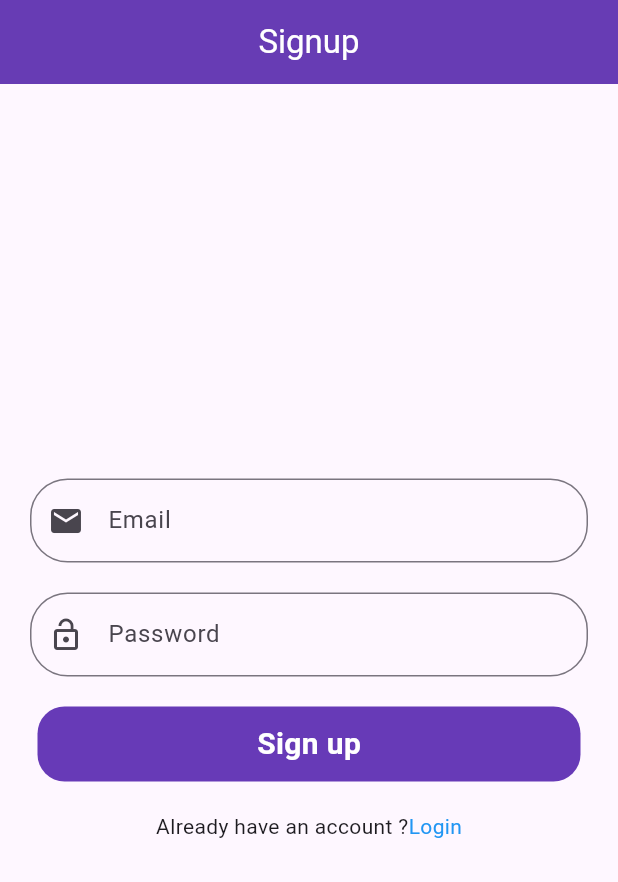
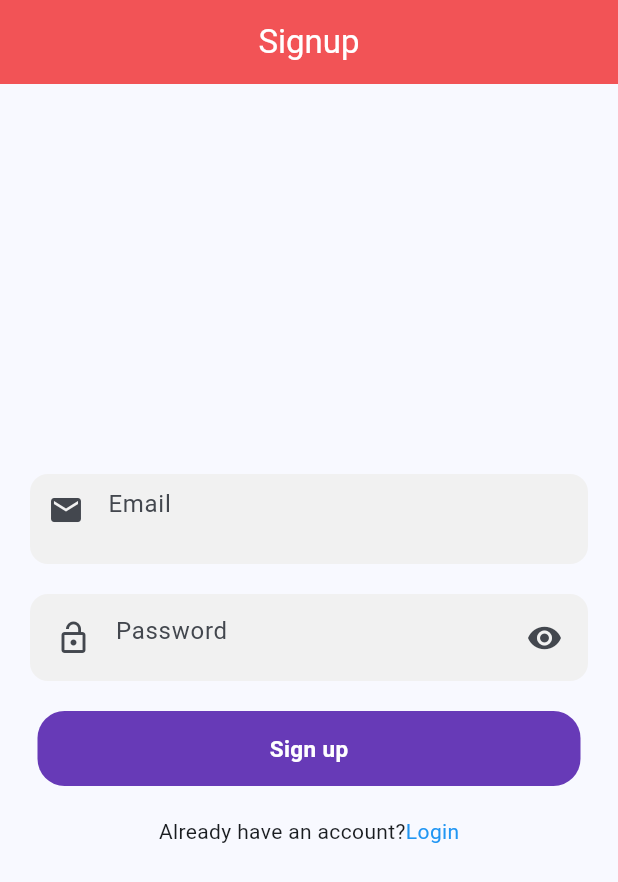
Before and after one commit to dinojflutter/https---github.com-dinojflutter-firebase_add, a Flutter app: the screen it shows after launch, after a tap on "Login", after a tap on "Sign up", on a phone screen of 412 x 824 dp. Shown: the top 882 px of the screen. Run offline on Flutter 3.47's test engine with Material 2 defaults, Android fonts, the phone set to English and light mode, and no system bars; our stand-ins replace firebase_auth, firebase_core, fluttertoast; accounts and stored records are empty.

Commit message:
firebase_login

```diff
--- a/lib/Firebase_Services/Splash_Services.dart
+++ b/lib/Firebase_Services/Splash_Services.dart
@@ -1,14 +1,28 @@
 import 'dart:async';
+
+import 'package:firebase_auth/firebase_auth.dart';
+import 'package:firebase_new1/Pages/post_screen.dart';
 
 import 'package:flutter/material.dart';
 
-import '../Homepage/Home_page.dart';
+import '../Homepage/Login_screen.dart';
 
 class Splashservices {
   void islogin(BuildContext context) {
-    Timer(
-        const Duration(seconds: 2),
-        () => Navigator.push(context,
-            MaterialPageRoute(builder: (context) => const Homepage())));
+    final auth = FirebaseAuth.instance;
+
+    final user = auth.currentUser;
+
+    if (user != null) {
+      Timer(
+          const Duration(seconds: 2),
+          () => Navigator.push(context,
+              MaterialPageRoute(builder: (context) => const Postscreen())));
+    } else {
+      Timer(
+          const Duration(seconds: 2),
+          () => Navigator.push(context,
+              MaterialPageRoute(builder: (context) => const Loginscreen())));
+    }
   }
 }
--- a/lib/Homepage/Home_page.dart
+++ /dev/null
@@ -1,120 +0,0 @@
-import 'package:flutter/material.dart';
-
-import '../Login_pages/Sign_up.dart';
-import '../UI/Auth/Botton_text.dart';
-
-class Homepage extends StatefulWidget {
-  const Homepage({super.key});
-
-  @override
-  State<Homepage> createState() => _HomepageState();
-}
-
-class _HomepageState extends State<Homepage> {
-  final _formkey = GlobalKey<FormState>();
-  final _emailcontroller = TextEditingController();
-  final _passwordcontroller = TextEditingController();
-
-  @override
-  void dispose() {
-    // TODO: implement dispose
-    super.dispose();
-    _emailcontroller.dispose();
-    _passwordcontroller.dispose();
-  }
-
-  @override
-  Widget build(BuildContext context) {
-    return Scaffold(
-      appBar: AppBar(
-        elevation: 2,
-        centerTitle: true,
-        automaticallyImplyLeading: false,
-        title: const Text(
-          "Login Page",
-          style: TextStyle(color: Colors.white),
-        ),
-      ),
-      body: Column(
-        mainAxisAlignment: MainAxisAlignment.center,
-        crossAxisAlignment: CrossAxisAlignment.center,
-        children: [
-          Form(
-            key: _formkey,
-            child: Column(
-              children: [
-                Padding(
-                  padding: const EdgeInsets.symmetric(horizontal: 20),
-                  child: TextFormField(
-                    keyboardType: TextInputType.emailAddress,
-                    decoration: InputDecoration(
-                        prefixIcon: const Icon(Icons.email),
-                        hintText: "Email",
-                        border: OutlineInputBorder(
-                            borderRadius: BorderRadius.circular(25))),
-                    controller: _emailcontroller,
-                    validator: (value) {
-                      if (value!.isEmpty) {
-                        return "Enter Email";
-                      }
-                      return null;
-                    },
-                  ),
-                ),
-                const SizedBox(
-                  height: 20,
-                ),
-                Padding(
-                  padding: const EdgeInsets.symmetric(horizontal: 20),
-                  child: TextFormField(
-                      keyboardType: TextInputType.text,
-                      decoration: InputDecoration(
-                          prefixIcon: const Icon(Icons.lock_open),
-                          hintText: "Password",
-                          border: OutlineInputBorder(
-                              borderRadius: BorderRadius.circular(25))),
-                      controller: _passwordcontroller,
-                      validator: (value) {
-                        if (value!.isEmpty) {
-                          return "Enter Password";
-                        }
-                        return null;
-                      }),
-                ),
-                const SizedBox(
-                  height: 20,
-                ),
-              ],
-            ),
-          ),
-          Padding(
-            padding: const EdgeInsets.symmetric(horizontal: 25),
-            child: BottomText(
-                ontap: () {
-                  if (_formkey.currentState!.validate()) ;
-                },
-                title: "Login"),
-          ),
-          SizedBox(
-            height: 20,
-          ),
-          Row(
-            mainAxisAlignment: MainAxisAlignment.center,
-            children: [
-              Text("Don`t have an account ?"),
-              GestureDetector(
-                  onTap: () {
-                    Navigator.push(context,
-                        MaterialPageRoute(builder: (context) => Signuppage()));
-                  },
-                  child: Text(
-                    "Sign up",
-                    style: TextStyle(color: Colors.blue),
-                  )),
-            ],
-          )
-        ],
-      ),
-    );
-  }
-}
--- /dev/null
+++ b/lib/Homepage/Login_screen.dart
@@ -0,0 +1,169 @@
+import 'package:firebase_auth/firebase_auth.dart';
+
+import 'package:firebase_new1/Pages/post_screen.dart';
+import 'package:firebase_new1/Utilies/utilies.dart';
+import 'package:flutter/material.dart';
+
+import '../Login_pages/Sign_up.dart';
+import '../UI/Auth/Botton_text.dart';
+
+class Loginscreen extends StatefulWidget {
+  const Loginscreen({super.key});
+
+  @override
+  State<Loginscreen> createState() => _LoginscreenState();
+}
+
+class _LoginscreenState extends State<Loginscreen> {
+  bool loading = false;
+
+  final _formkey = GlobalKey<FormState>();
+  final _emailcontroller = TextEditingController();
+  final _passwordcontroller = TextEditingController();
+
+  final _auth = FirebaseAuth.instance;
+
+  @override
+  void dispose() {
+    // TODO: implement dispose
+    super.dispose();
+    _emailcontroller.dispose();
+    _passwordcontroller.dispose();
+  }
+
+  void login() {
+    setState(() {
+      loading = true;
+    });
+    _auth
+        .signInWithEmailAndPassword(
+            email: _emailcontroller.text, password: _passwordcontroller.text)
+        .then((value) {
+      // utilies().toastMessages(value.user!.email.toString());
+      Navigator.push(
+          context, MaterialPageRoute(builder: (context) => Postscreen()));
+      setState(() {
+        loading = false;
+      });
+    }).onError((error, stackTrace) {
+      debugPrint(error.toString());
+      utilies().toastMessages(error.toString());
+      setState(() {
+        loading = false;
+      });
+    });
+  }
+
+  @override
+  Widget build(BuildContext context) {
+    return Scaffold(
+      appBar: AppBar(
+        elevation: 2,
+        centerTitle: true,
+        automaticallyImplyLeading: false,
+        title: const Text(
+          "Login Page",
+          style: TextStyle(color: Colors.white),
+        ),
+      ),
+      body: Column(
+        mainAxisAlignment: MainAxisAlignment.center,
+        crossAxisAlignment: CrossAxisAlignment.center,
+        children: [
+          Form(
+            key: _formkey,
+            child: Column(
+              children: [
+                Padding(
+                  padding: const EdgeInsets.symmetric(horizontal: 20),
+                  child: Container(
+                    decoration: BoxDecoration(
+                      color: const Color(0xfff1f1f1),
+                      borderRadius: BorderRadius.circular(12),
+                    ),
+                    child: Padding(
+                      padding: const EdgeInsets.all(5.0),
+                      child: TextFormField(
+                        keyboardType: TextInputType.emailAddress,
+                        decoration: InputDecoration(
+                            prefixIcon: const Icon(Icons.email),
+                            hintText: "Email",
+                            border: InputBorder.none),
+                        controller: _emailcontroller,
+                        validator: (value) {
+                          if (value!.isEmpty) {
+                            return "Enter Email";
+                          }
+                          return null;
+                        },
+                      ),
+                    ),
+                  ),
+                ),
+                const SizedBox(
+                  height: 20,
+                ),
+                Padding(
+                  padding: const EdgeInsets.symmetric(horizontal: 20),
+                  child: Container(
+                    decoration: BoxDecoration(
+                        color: const Color(0xfff1f1f1),
+                        borderRadius: BorderRadiusDirectional.circular(12)),
+                    child: Padding(
+                      padding: const EdgeInsets.all(4.0),
+                      child: TextFormField(
+                          keyboardType: TextInputType.text,
+                          decoration: InputDecoration(
+                              prefixIcon: const Icon(Icons.lock_open),
+                              hintText: "Password",
+                              border: InputBorder.none),
+                          controller: _passwordcontroller,
+                          validator: (value) {
+                            if (value!.isEmpty) {
+                              return "Enter Password";
+                            }
+                            return null;
+                          }),
+                    ),
+                  ),
+                ),
+                const SizedBox(
+                  height: 20,
+                ),
+              ],
+            ),
+          ),
+          Padding(
+            padding: const EdgeInsets.symmetric(horizontal: 25),
+            child: BottomText(
+                ontap: () {
+                  if (_formkey.currentState!.validate()) {
+                    login();
+                  }
+                },
+                loading: loading,
+                title: "Login"),
+          ),
+          SizedBox(
+            height: 20,
+          ),
+          Row(
+            mainAxisAlignment: MainAxisAlignment.center,
+            children: [
+              Text("Don`t have an account ?"),
+              GestureDetector(
+                  onTap: () {
+                    Navigator.push(context,
+                        MaterialPageRoute(builder: (context) => Signuppage()));
+                  },
+                  child: Text(
+                    "Sign up",
+                    style: TextStyle(color: Colors.blue),
+                  )),
+            ],
+          )
+        ],
+      ),
+    );
+  }
+}
--- a/lib/Login_pages/Sign_up.dart
+++ b/lib/Login_pages/Sign_up.dart
@@ -1,11 +1,13 @@
+import 'package:firebase_new1/Utilies/utilies.dart';
 import 'package:flutter/material.dart';
 import 'package:firebase_auth/firebase_auth.dart';
+import 'package:fluttertoast/fluttertoast.dart';
 
-import '../Homepage/Home_page.dart';
+import '../Homepage/Login_screen.dart';
 import '../UI/Auth/Botton_text.dart';
 
 class Signuppage extends StatefulWidget {
-  const Signuppage({super.key});
+  const Signuppage({Key? key}) : super(key: key);
 
   @override
   State<Signuppage> createState() => _SignuppageState();
@@ -14,27 +16,113 @@ class Signuppage extends StatefulWidget {
 class _SignuppageState extends State<Signuppage> {
   final _formkey = GlobalKey<FormState>();
   final _emailcontroller = TextEditingController();
-  final _Passwordcontroller = TextEditingController();
+  final _passwordcontroller = TextEditingController();
 
   final FirebaseAuth _auth = FirebaseAuth.instance;
 
   @override
   void dispose() {
-    // TODO: implement dispose
     super.dispose();
     _emailcontroller.dispose();
-    _Passwordcontroller.dispose();
+    _passwordcontroller.dispose();
+  }
+
+  // Future<void> _signUp() async {
+  //   try {
+  //     if (_formkey.currentState!.validate()) {
+
+  //       UserCredential userCredential =
+  //           await _auth.createUserWithEmailAndPassword(
+  //         email: _emailcontroller.text.trim(),
+  //         password: _passwordcontroller.text.trim(),
+  //       );
+
+  //       // Check if the user already exists
+  //       if (userCredential.additionalUserInfo?.isNewUser == false) {
+  //         showDialog(
+  //           context: context,
+  //           builder: (context) => AlertDialog(
+  //             backgroundColor: Colors.red,
+  //             title: const Text('Email Already Registered'),
+  //             content: const Text('The entered email is already registered.'),
+  //             actions: [
+  //               TextButton(
+  //                 child: const Text('OK'),
+  //                 onPressed: () => Navigator.pop(context),
+  //               ),
+  //             ],
+  //           ),
+  //         );
+  //       } else {
+  //         // Navigate to the home page or perform any necessary actions after successful signup
+  //       }
+  //     }
+  //   } catch (e) {
+  //     if (e is FirebaseAuthException) {
+  //       if (e.code == 'invalid-email') {
+  //         // Handle the badly formatted email error
+  //         showDialog(
+  //           context: context,
+  //           builder: (context) => AlertDialog(
+  //             backgroundColor: Colors.white,
+  //             title: const Text('Invalid Email'),
+  //             content: const Text('Please enter a valid email address.'),
+  //             actions: [
+  //               TextButton(
+  //                 child: const Text('OK'),
+  //                 onPressed: () => Navigator.pop(context),
+  //               ),
+  //             ],
+  //           ),
+  //         );
+  //       }
+  //     }
+  //   }
+  // }
+  Future<void> _signUp() async {
+    try {
+      if (_formkey.currentState!.validate()) {
+        setState(() {});
+        await _auth.createUserWithEmailAndPassword(
+          email: _emailcontroller.text.trim(),
+          password: _passwordcontroller.text.trim(),
+        );
+        // Navigate to the home page or perform any necessary actions after successful signup
+      }
+    } catch (e) {
+      if (e is FirebaseAuthException) {
+        if (e.code == 'invalid-email') {
+          setState(() {});
+          // Handle the badly formatted email error
+          showDialog(
+            context: context,
+            builder: (context) => AlertDialog(
+              backgroundColor: Colors.white,
+              title: const Text('Invalid Email'),
+              content: const Text('Please enter a valid email address.'),
+              actions: [
+                TextButton(
+                  child: const Text('OK'),
+                  onPressed: () => Navigator.pop(context),
+                ),
+              ],
+            ),
+          );
+        }
+      }
+    }
   }
 
   @override
   Widget build(BuildContext context) {
     return Scaffold(
       appBar: AppBar(
+        backgroundColor: Colors.redAccent,
         elevation: 2,
         centerTitle: true,
         automaticallyImplyLeading: false,
         title: const Text(
-          "Signup",
+          'Signup',
           style: TextStyle(color: Colors.white),
         ),
       ),
@@ -48,81 +136,104 @@ class _SignuppageState extends State<Signuppage> {
               children: [
                 Padding(
                   padding: const EdgeInsets.symmetric(horizontal: 20),
+                  child: Container(
+                    height: 60,
+                    decoration: BoxDecoration(
+                      color: const Color(0xfff1f1f1),
+                      borderRadius: BorderRadius.circular(12),
+                    ),
                     child: TextFormField(
                       keyboardType: TextInputType.emailAddress,
-                    decoration: InputDecoration(
+                      decoration: const InputDecoration(
                         prefixIcon: Icon(Icons.email),
-                        hintText: "Email",
-                        border: OutlineInputBorder(
-                            borderRadius: BorderRadius.circular(25))),
+                        hintText: 'Email',
+                        border: InputBorder.none,
+                      ),
                       controller: _emailcontroller,
                       validator: (value) {
                         if (value!.isEmpty) {
-                        return "Enter Email";
+                          return 'Enter Email';
                         }
                         return null;
                       },
                     ),
                   ),
-                SizedBox(
-                  height: 20,
                 ),
+                const SizedBox(height: 20),
                 Padding(
                   padding: const EdgeInsets.symmetric(horizontal: 20),
+                  child: Container(
+                    decoration: BoxDecoration(
+                      color: const Color(0xfff1f1f1),
+                      borderRadius: BorderRadius.circular(12),
+                    ),
+                    child: Padding(
+                      padding: const EdgeInsets.all(5.0),
                       child: TextFormField(
                         keyboardType: TextInputType.text,
-                      decoration: InputDecoration(
+                        decoration: const InputDecoration(
+                          suffixIcon: Icon(Icons.remove_red_eye),
                           prefixIcon: Icon(Icons.lock_open),
-                          hintText: "Password",
-                          border: OutlineInputBorder(
-                              borderRadius: BorderRadius.circular(25))),
-                      controller: _Passwordcontroller,
+                          hintText: 'Password',
+                          border: InputBorder.none,
+                        ),
+                        controller: _passwordcontroller,
                         validator: (value) {
                           if (value!.isEmpty) {
-                          return "Enter Password";
+                            return 'Enter Password';
                           }
                           return null;
-                      }),
+                        },
                       ),
-                SizedBox(
-                  height: 20,
                     ),
+                  ),
+                ),
+                const SizedBox(height: 20),
               ],
             ),
           ),
           Padding(
             padding: const EdgeInsets.symmetric(horizontal: 25),
             child: BottomText(
-                ontap: () {
-                  if (_formkey.currentState!.validate()) {
-                    _auth.createUserWithEmailAndPassword(
-                      email: _emailcontroller.text.toString(),
-                      password: _Passwordcontroller.text.toString(),
-                    );
-                  }
-                },
-                title: "Sign up"),
+              ontap: _signUp,
+              // ontap: () {
+              //   if (_formkey.currentState!.validate()) {
+              //     _auth
+              //         .createUserWithEmailAndPassword(
+              //           email: _emailcontroller.text.toString(),
+              //           password: _passwordcontroller.text.toString(),
+              //         )
+              //         .then((value) {})
+              //         .onError((error, stackTrace) {
+              //       utilies().toastMessages("Hello wrong Messages");
+              //     });
+              //     // Navigate to the home page or perform any necessary actions after successful signup
+              //   }
+              // },
+              title: 'Sign up',
             ),
-          const SizedBox(
-            height: 20,
           ),
+          const SizedBox(height: 20),
           Row(
             mainAxisAlignment: MainAxisAlignment.center,
             children: [
-              const Text("Already have an account ?"),
+              const Text('Already have an account?'),
               GestureDetector(
                 onTap: () {
                   Navigator.push(
                     context,
                     MaterialPageRoute(
-                            builder: (context) => const Homepage()));
+                      builder: (context) => const Loginscreen(),
+                    ),
+                  );
                 },
                 child: const Text(
-                    "Login",
+                  'Login',
                   style: TextStyle(color: Colors.blue),
-                  )),
+                ),
+              ),
             ],
-          )
+          ),
         ],
       ),
     );
--- a/lib/UI/Auth/Botton_text.dart
+++ b/lib/UI/Auth/Botton_text.dart
@@ -3,12 +3,9 @@ import 'package:flutter/material.dart';
 class BottomText extends StatelessWidget {
   final String title;
   final VoidCallback ontap;
+  final bool loading;
 
-  const BottomText({
-    required this.title,
-    required this.ontap,
-    super.key,
-  });
+  BottomText({required this.title, required this.ontap, this.loading = false});
 
   @override
   Widget build(BuildContext context) {
@@ -19,11 +16,17 @@ class BottomText extends StatelessWidget {
         decoration: BoxDecoration(
             borderRadius: BorderRadius.circular(18), color: Colors.deepPurple),
         child: Center(
-            child: Text(
-          title,
-          style: TextStyle(
-              fontWeight: FontWeight.bold, fontSize: 20, color: Colors.white),
-        )),
+            child: loading
+                ? CircularProgressIndicator(
+                    color: Colors.white,
+                  )
+                : Text(
+                    title,
+                    style: TextStyle(
+                        fontWeight: FontWeight.bold,
+                        fontSize: 15,
+                        color: Colors.white),
+                  )),
       ),
     );
   }
--- a/lib/main.dart
+++ b/lib/main.dart
@@ -19,8 +19,8 @@ class MyApp extends StatelessWidget {
         debugShowCheckedModeBanner: false,
         title: 'Flutter Demo',
         theme: ThemeData(
-          appBarTheme: AppBarTheme(color: Colors.deepPurple),
-          colorScheme: ColorScheme.fromSeed(seedColor: Colors.deepPurple),
+          appBarTheme: AppBarTheme(color: Colors.teal),
+          colorScheme: ColorScheme.fromSeed(seedColor: Colors.blue),
           useMaterial3: true,
         ),
         home: const Splash_screen());
--- a/pubspec.yaml
+++ b/pubspec.yaml
@@ -37,6 +37,7 @@ dependencies:
   cupertino_icons: ^1.0.2
   firebase_core: ^2.15.0
   firebase_auth: ^4.7.0
+  fluttertoast: ^8.2.2
 
 dev_dependencies:
   flutter_test:
```
Also changed, not shown: lib/Pages/post_screen.dart (added, +40 -0 lines), lib/Utilies/utilies.dart (added, +15 -0 lines), pubspec.lock. Lines whose indentation alone changed are shown as unchanged.
